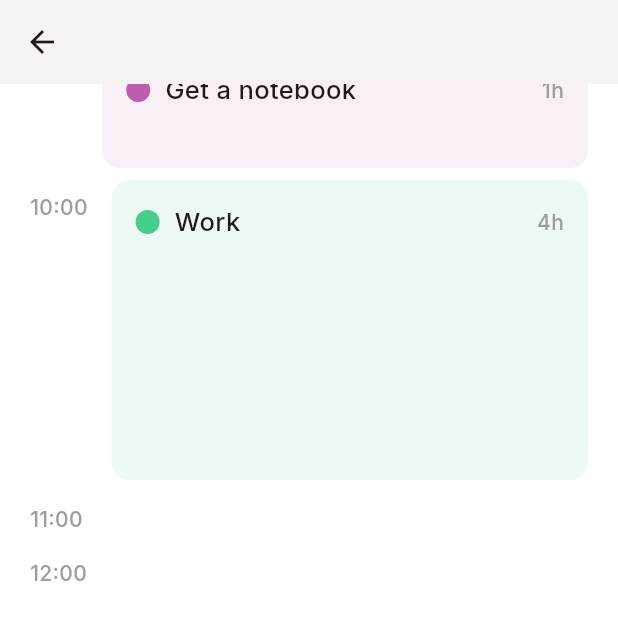
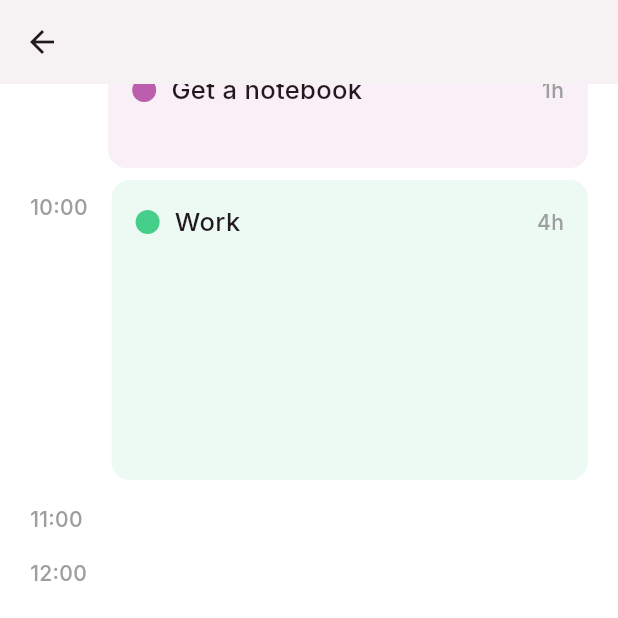
Before and after one commit to Chalz20/flutter-to-do-app, a Flutter app: the Calendar screen opened by its route, scrolled down 350 dp, on a phone screen of 412 x 824 dp, the top half of it. Run offline on Flutter 3.47's test engine with Material 3 defaults, Android fonts, the phone set to English and light mode, and no system bars; our stand-ins replace easy_date_timeline.

Commit message:
slight touch

```diff
--- a/lib/pages/calendar.dart
+++ b/lib/pages/calendar.dart
@@ -94,7 +94,7 @@ class _CalendarState extends State<Calendar> {
                   ),
                   ),
                 ),
-                SizedBox(width: 16,),
+                SizedBox(width: 20,),
                 Expanded(
                   child: Container(
                     //height: 78,
@@ -187,7 +187,7 @@ class _CalendarState extends State<Calendar> {
                     ),
                   ),
                 ),
-                SizedBox(width: 16,),
+                SizedBox(width: 20,),
                 Expanded(
                   child: Container(
                     //height: 78,
```
